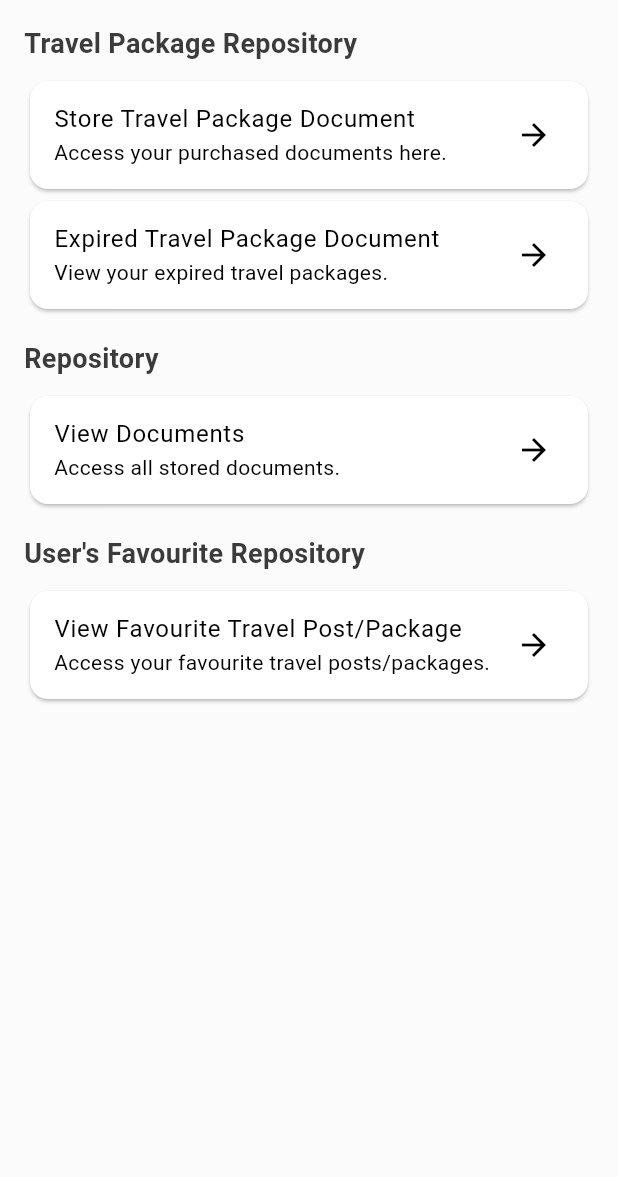
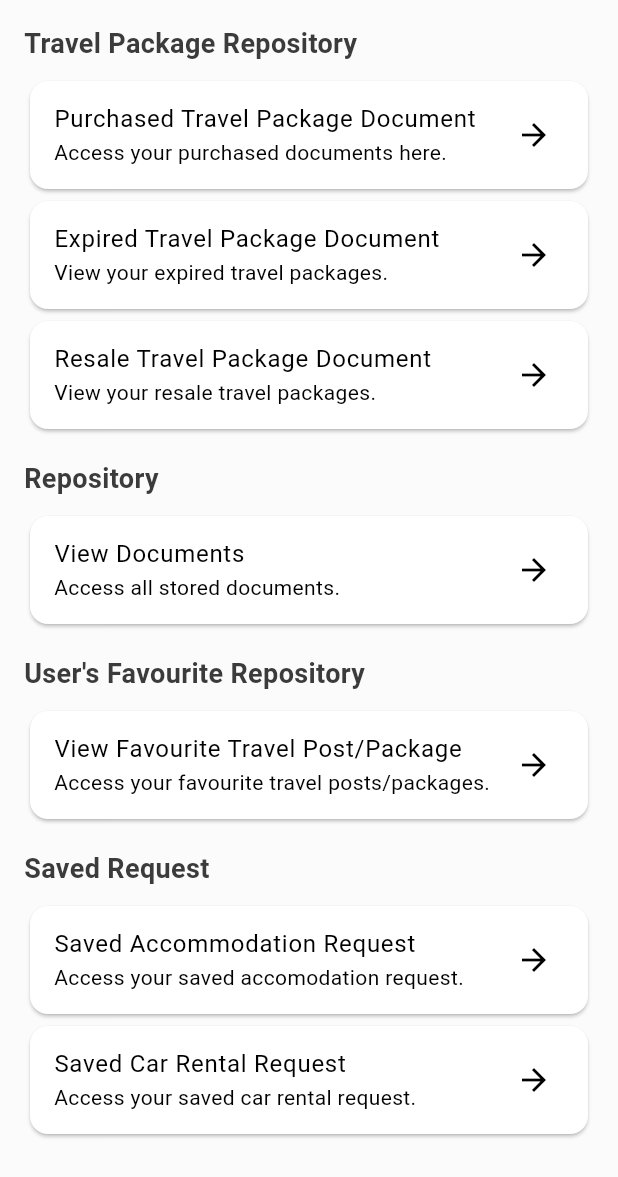
Before and after one commit to limwengni/Tripify, a Flutter app: the DocumentRepositoryPage screen opened directly, on a phone screen of 412 x 824 dp. Shown: the top 1177 px of the screen. Run offline on Flutter 3.47's test engine with Material 3 defaults, Android fonts, the phone set to English and light mode, and no system bars; our stand-ins replace cached_network_image, carousel_slider, cloud_firestore, dio, file_picker, firebase_auth and 20 more; missing offline and left inert: dart:ffi, flutter_stripe, flutter_video_info, flutter_vlc_player, get_thumbnail_video, photo_manager and 1 more; accounts and stored records are empty; project files that could hold a hidden picture were left out.

Commit message:
doc repo ui done

```diff
--- a/lib/views/document_repository_page.dart
+++ b/lib/views/document_repository_page.dart
@@ -1,7 +1,6 @@
 import 'package:flutter/material.dart';
 import 'package:tripify/views/travel_package_purchased_repository_page.dart';
 import 'package:tripify/views/view_fav_post_page.dart';
-
 
 class DocumentRepositoryPage extends StatelessWidget {
   const DocumentRepositoryPage({super.key});
@@ -23,7 +22,7 @@ class DocumentRepositoryPage extends StatelessWidget {
               const SizedBox(height: 8),
               Card(
                 child: ListTile(
-                  title: const Text("Store Travel Package Document"),
+                  title: const Text("Purchased Travel Package Document"),
                   subtitle: const Text("Access your purchased documents here."),
                   trailing: const Icon(Icons.arrow_forward),
                   onTap: () {
@@ -44,6 +43,16 @@ class DocumentRepositoryPage extends StatelessWidget {
                   trailing: const Icon(Icons.arrow_forward),
                   onTap: () {
                     // Navigate to Expired Travel Package Page
+                  },
+                ),
+              ),
+              Card(
+                child: ListTile(
+                  title: const Text("Resale Travel Package Document"),
+                  subtitle: const Text("View your resale travel packages."),
+                  trailing: const Icon(Icons.arrow_forward),
+                  onTap: () {
+                    // Navigate to Resale Travel Package Page
                   },
                 ),
               ),
@@ -76,20 +85,48 @@ class DocumentRepositoryPage extends StatelessWidget {
               Card(
                 child: ListTile(
                   title: const Text("View Favourite Travel Post/Package"),
-                  subtitle:
-                      const Text("Access your favourite travel posts/packages."),
+                  subtitle: const Text(
+                      "Access your favourite travel posts/packages."),
                   trailing: const Icon(Icons.arrow_forward),
                   onTap: () {
                     Navigator.push(
                       context,
                       MaterialPageRoute(
-                        builder: (context) =>
-                            ViewFavouriteTravelPage(),
+                        builder: (context) => ViewFavouriteTravelPage(),
                       ),
                     );
                   },
                 ),
               ),
+              const SizedBox(height: 16),
+
+              // Repository Section
+              const Text(
+                "Saved Request",
+                style: TextStyle(fontSize: 18, fontWeight: FontWeight.bold),
+              ),
+              const SizedBox(height: 8),
+              Card(
+                child: ListTile(
+                  title: const Text("Saved Accommodation Request"),
+                  subtitle: const Text("Access your saved accomodation request."),
+                  trailing: const Icon(Icons.arrow_forward),
+                  onTap: () {
+                    // Navigate to View Documents Page
+                  },
+                ),
+              ),
+              Card(
+                child: ListTile(
+                  title: const Text("Saved Car Rental Request"),
+                  subtitle: const Text("Access your saved car rental request."),
+                  trailing: const Icon(Icons.arrow_forward),
+                  onTap: () {
+                    // Navigate to View Documents Page
+                  },
+                ),
+              ),
+              const SizedBox(height: 16),
             ],
           ),
         ),
--- a/lib/views/view_fav_post_page.dart
+++ b/lib/views/view_fav_post_page.dart
@@ -34,12 +34,12 @@ class _ViewFavouriteTravelPageState extends State<ViewFavouriteTravelPage> {
       child: Scaffold(
         appBar: AppBar(
           title: const Text("Favourite Travel Items"),
-          centerTitle: true,
           bottom: const TabBar(
             tabs: [
               Tab(text: "Travel Posts"),
               Tab(text: "Travel Packages"),
             ],
+            indicatorWeight: 3.0,
           ),
         ),
         body: const TabBarView(
```
